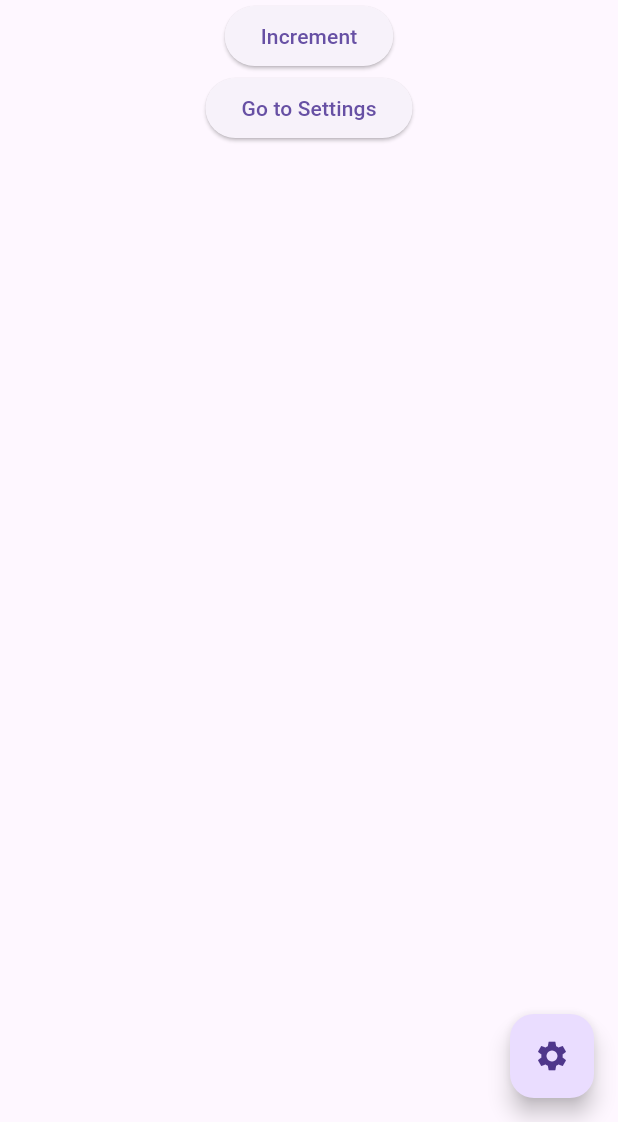
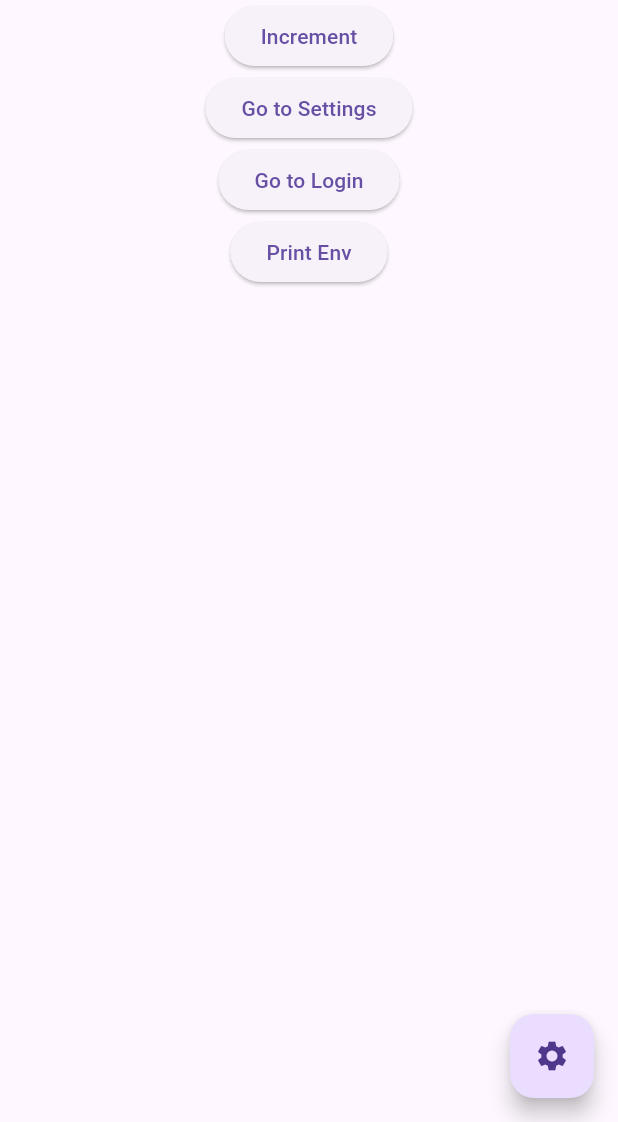
Before and after one commit to ashrafulhc/bold_bloc, a Flutter app: the screen it shows after launch, on a phone screen of 412 x 824 dp, the part 114-1236 px from its top. Run offline on Flutter 3.47's test engine with Material 3 defaults, Android fonts, the phone set to English and light mode, and no system bars; our stand-ins replace auto_route, flutter_bloc, freezed_annotation, get_it, injectable; generated files the repository leaves out were written again.

Commit message:
feat: envied package integrated

```diff
--- a/lib/presentation/features/home/ui/home_body.dart
+++ b/lib/presentation/features/home/ui/home_body.dart
@@ -1,4 +1,5 @@
 import 'package:auto_route/auto_route.dart';
+import 'package:bold_bloc/env/env.dart';
 import 'package:bold_bloc/presentation/features/home/cubit/home_cubit.dart';
 import 'package:bold_bloc/presentation/routes/router.gr.dart';
 import 'package:flutter/material.dart';
@@ -31,6 +32,18 @@ class HomeBody extends StatelessWidget {
               },
               child: const Text('Go to Settings'),
             ),
+            ElevatedButton(
+              onPressed: () {
+                context.router.push(const LoginRoute());
+              },
+              child: const Text('Go to Login'),
+            ),
+            ElevatedButton(
+              onPressed: () {
+                debugPrint(Env.apiKey);
+              },
+              child: const Text('Print Env'),
+            ),
           ],
         ),
       ),
--- a/lib/presentation/routes/router.dart
+++ b/lib/presentation/routes/router.dart
@@ -8,6 +8,9 @@ class AppRouter extends $AppRouter {
         AutoRoute(
           page: HomeRoute.page,
           path: '/',
+        ),
+        AutoRoute(
+          page: LoginRoute.page,
         ),
         AutoRoute(
           page: SettingsRoute.page,
--- a/pubspec.yaml
+++ b/pubspec.yaml
@@ -46,6 +46,7 @@ dependencies:
   dio: ^5.5.0
   theme_tailor_annotation: ^3.0.1
   flutter_sticky_header: ^0.6.5
+  envied: ^1.1.1
 
 dev_dependencies:
   flutter_test:
@@ -64,6 +65,7 @@ dev_dependencies:
   mocktail: ^1.0.3
   retrofit_generator: ^8.1.2
   freezed: ^2.5.2
+  envied_generator: ^1.1.1
 
 # For information on the generic Dart part of this file, see the
 # following page: https://dart.dev/tools/pub/pubspec
```
Also changed, not shown: lib/presentation/features/login/login_screen.dart (added, +13 -0 lines), lib/presentation/features/login/ui/login_body.dart (added, +29 -0 lines), 2 other files.
